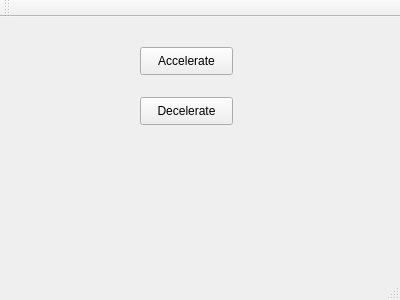
This is client/clientmainwindow.ui in eespdg/dbusdemo as Qt 5 draws it before an edit. The edited form follows.
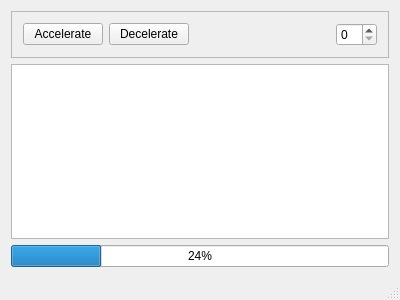
This is the edited form.

Patch:
```diff
--- a/client/clientmainwindow.ui
+++ b/client/clientmainwindow.ui
@@ -14,50 +14,60 @@
    <string>ClientMainWindow</string>
   </property>
   <widget class="QWidget" name="centralWidget">
+   <layout class="QVBoxLayout" name="verticalLayout">
+    <item>
+     <widget class="QFrame" name="frame">
+      <property name="frameShape">
+       <enum>QFrame::StyledPanel</enum>
+      </property>
+      <property name="frameShadow">
+       <enum>QFrame::Raised</enum>
+      </property>
+      <layout class="QHBoxLayout" name="horizontalLayout">
+       <item>
    <widget class="QPushButton" name="btnAccelerate">
-    <property name="geometry">
-     <rect>
-      <x>140</x>
-      <y>30</y>
-      <width>93</width>
-      <height>28</height>
-     </rect>
-    </property>
     <property name="text">
      <string>Accelerate</string>
     </property>
    </widget>
+       </item>
+       <item>
    <widget class="QPushButton" name="btnDecelerate">
-    <property name="geometry">
-     <rect>
-      <x>140</x>
-      <y>80</y>
-      <width>93</width>
-      <height>28</height>
-     </rect>
-    </property>
     <property name="text">
      <string>Decelerate</string>
     </property>
    </widget>
-  </widget>
-  <widget class="QMenuBar" name="menuBar">
-   <property name="geometry">
-    <rect>
-     <x>0</x>
-     <y>0</y>
-     <width>400</width>
-     <height>26</height>
-    </rect>
-   </property>
-  </widget>
-  <widget class="QToolBar" name="mainToolBar">
-   <attribute name="toolBarArea">
-    <enum>TopToolBarArea</enum>
-   </attribute>
-   <attribute name="toolBarBreak">
-    <bool>false</bool>
-   </attribute>
+       </item>
+       <item>
+        <spacer name="horizontalSpacer">
+         <property name="orientation">
+          <enum>Qt::Horizontal</enum>
+         </property>
+         <property name="sizeHint" stdset="0">
+          <size>
+           <width>40</width>
+           <height>20</height>
+          </size>
+         </property>
+        </spacer>
+       </item>
+       <item>
+        <widget class="QSpinBox" name="spinBox"/>
+       </item>
+      </layout>
+     </widget>
+    </item>
+    <item>
+     <widget class="QPlainTextEdit" name="plainTextEdit"/>
+    </item>
+    <item>
+     <widget class="QProgressBar" name="progressBar">
+      <property name="value">
+       <number>24</number>
+      </property>
+     </widget>
+    </item>
+   </layout>
   </widget>
   <widget class="QStatusBar" name="statusBar"/>
  </widget>
```
Lines whose indentation alone changed are shown as unchanged.
